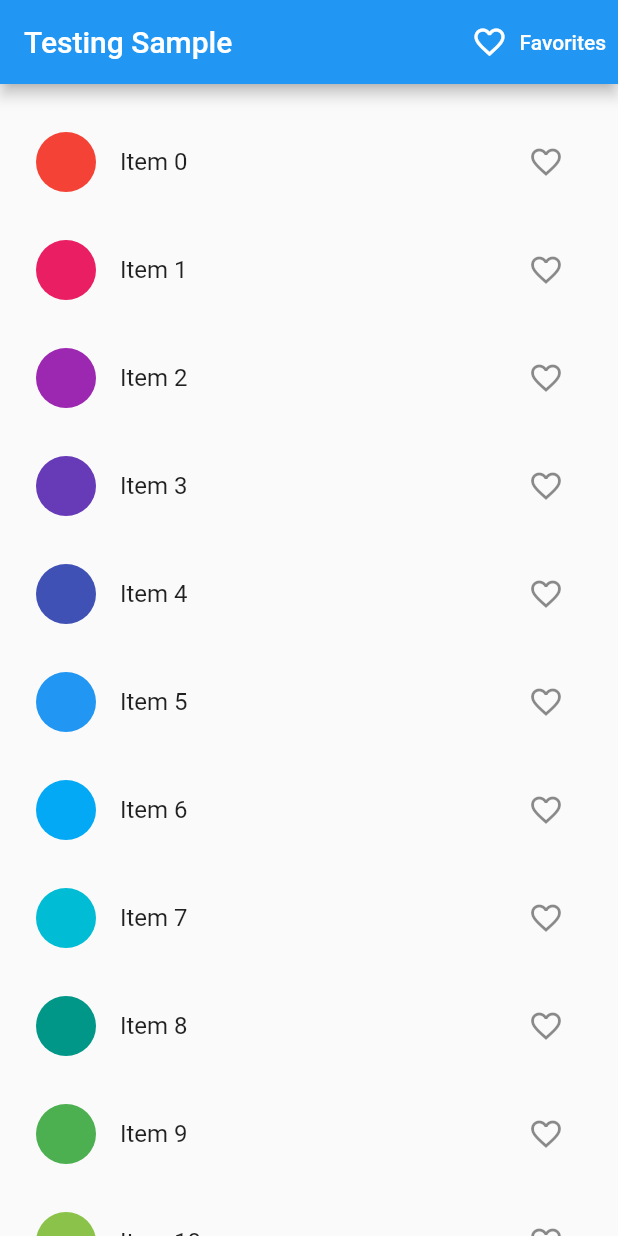
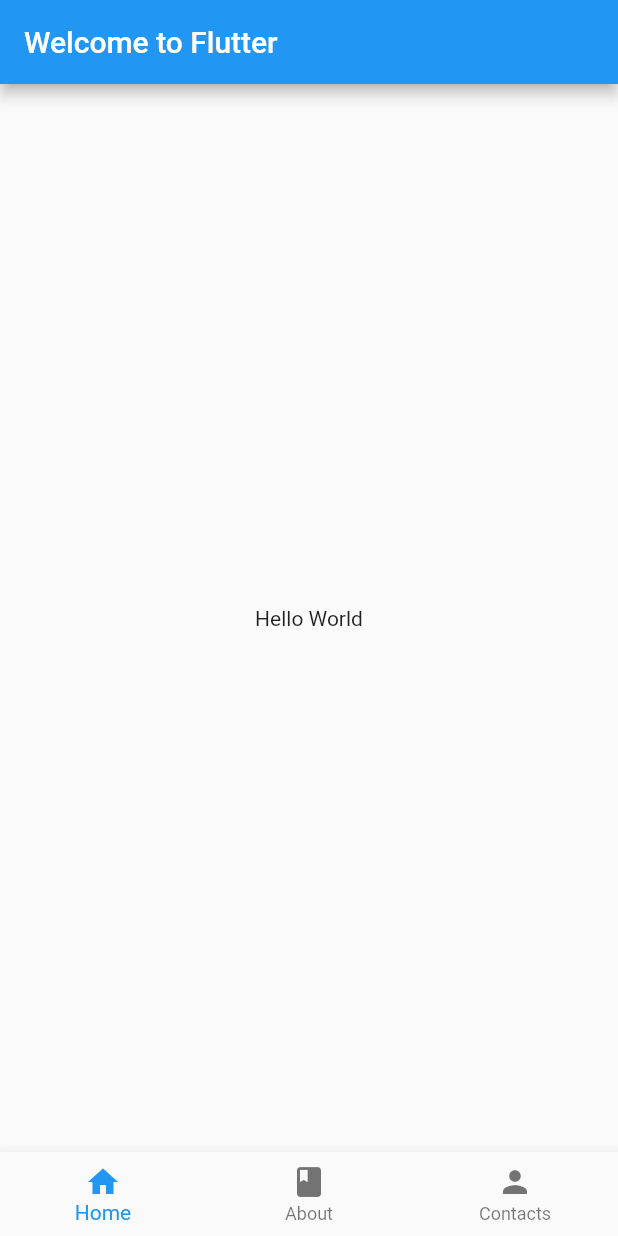
Before and after one commit to charliedalldorf/todo-flutter, a Flutter app: the screen it shows after launch, on a phone screen of 412 x 824 dp. Run offline on Flutter 3.47's test engine with Material 2 defaults, Android fonts, the phone set to English and light mode, and no system bars.

Commit message:
Bottom Navigation

```diff
--- a/lib/main.dart
+++ b/lib/main.dart
@@ -1,31 +1,29 @@
 import 'package:flutter/material.dart';
-import 'package:provider/provider.dart';
-import 'package:todo/models/favorites.dart';
-import 'package:todo/screens/favorites.dart';
-import 'package:todo/screens/home.dart';
 
 void main() {
-  runApp(const TestingApp());
+  runApp(const MyApp());
 }
 
-class TestingApp extends StatelessWidget {
-  const TestingApp({Key? key}) : super(key: key);
+class MyApp extends StatelessWidget {
+  const MyApp({Key? key}) : super(key: key);
 
   @override
   Widget build(BuildContext context) {
-    return ChangeNotifierProvider<Favorites>(
-      create: (context) => Favorites(),
-      child: MaterialApp(
-        title: 'Testing Sample',
-        theme: ThemeData(
-          primarySwatch: Colors.blue,
-          visualDensity: VisualDensity.adaptivePlatformDensity,
+    return MaterialApp(
+      title: 'Welcome to Flutter',
+      home: Scaffold(
+        appBar: AppBar(
+          title: const Text('Welcome to Flutter'),
         ),
-        routes: {
-          HomePage.routeName: (context) => const HomePage(),
-          FavoritesPage.routeName: (context) => const FavoritesPage(),
-        },
-        initialRoute: HomePage.routeName,
+        body: const Center(
+          child: Text('Hello World'),
+        ),
+        bottomNavigationBar:
+            BottomNavigationBar(items: const <BottomNavigationBarItem>[
+          BottomNavigationBarItem(icon: Icon(Icons.home), label: 'Home'),
+          BottomNavigationBarItem(icon: Icon(Icons.book), label: 'About'),
+          BottomNavigationBarItem(icon: Icon(Icons.person), label: 'Contacts'),
+        ]),
       ),
     );
   }
--- a/lib/models/favorites.dart
+++ /dev/null
@@ -1,18 +0,0 @@
-import 'package:flutter/material.dart';
-
-/// The [Favorites] class holds a list of favorite items saved by the user.
-class Favorites extends ChangeNotifier {
-  final List<int> _favoriteItems = [];
-
-  List<int> get items => _favoriteItems;
-
-  void add(int itemNo) {
-    _favoriteItems.add(itemNo);
-    notifyListeners();
-  }
-
-  void remove(int itemNo) {
-    _favoriteItems.remove(itemNo);
-    notifyListeners();
-  }
-}
--- a/lib/screens/home.dart
+++ /dev/null
@@ -1,79 +0,0 @@
-import 'package:flutter/material.dart';
-import 'package:provider/provider.dart';
-import 'package:todo/models/favorites.dart';
-import 'package:todo/screens/favorites.dart';
-
-class HomePage extends StatelessWidget {
-  static const routeName = '/';
-
-  const HomePage({Key? key}) : super(key: key);
-
-  @override
-  Widget build(BuildContext context) {
-    return Scaffold(
-      appBar: AppBar(
-        title: const Text('Testing Sample'),
-        actions: [
-          TextButton.icon(
-            style: TextButton.styleFrom(primary: Colors.white),
-            onPressed: () {
-              Navigator.pushNamed(context, FavoritesPage.routeName);
-            },
-            icon: const Icon(Icons.favorite_border),
-            label: const Text('Favorites'),
-          ),
-        ],
-      ),
-      body: ListView.builder(
-        itemCount: 100,
-        cacheExtent: 20.0,
-        controller: ScrollController(),
-        padding: const EdgeInsets.symmetric(vertical: 16),
-        itemBuilder: (context, index) => ItemTile(index),
-      ),
-    );
-  }
-}
-
-class ItemTile extends StatelessWidget {
-  final int itemNo;
-
-  const ItemTile(this.itemNo, {Key? key}) : super(key: key);
-
-  @override
-  Widget build(BuildContext context) {
-    final favoritesList = context.watch<Favorites>();
-
-    return Padding(
-      padding: const EdgeInsets.all(8.0),
-      child: ListTile(
-        leading: CircleAvatar(
-          backgroundColor: Colors.primaries[itemNo % Colors.primaries.length],
-        ),
-        title: Text(
-          'Item $itemNo',
-          key: Key('text_$itemNo'),
-        ),
-        trailing: IconButton(
-          key: Key('icon_$itemNo'),
-          icon: favoritesList.items.contains(itemNo)
-              ? const Icon(Icons.favorite)
-              : const Icon(Icons.favorite_border),
-          onPressed: () {
-            !favoritesList.items.contains(itemNo)
-                ? favoritesList.add(itemNo)
-                : favoritesList.remove(itemNo);
-            ScaffoldMessenger.of(context).showSnackBar(
-              SnackBar(
-                content: Text(favoritesList.items.contains(itemNo)
-                    ? 'Added to favorites.'
-                    : 'Removed from favorites.'),
-                duration: const Duration(seconds: 1),
-              ),
-            );
-          },
-        ),
-      ),
-    );
-  }
-}
```
Also changed, not shown: lib/screens/favorites.dart (deleted, +0 -65 lines).
